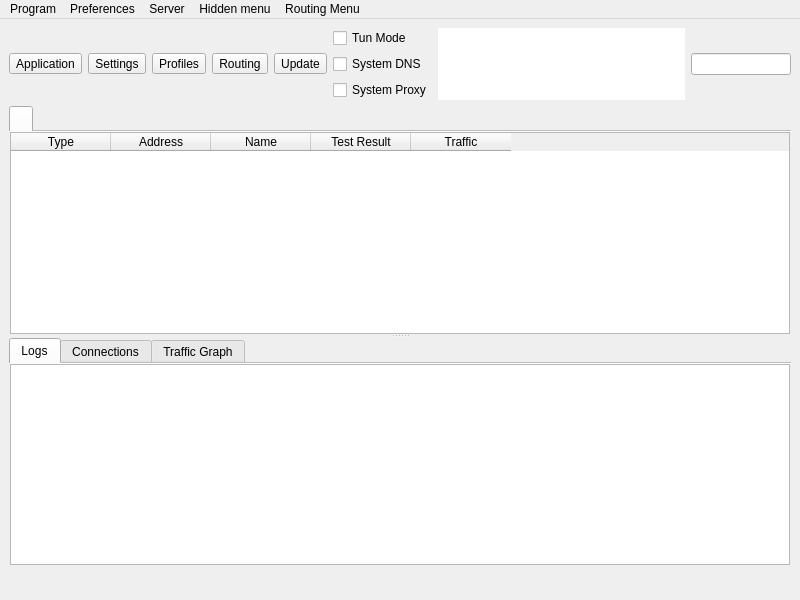
Old version of the form include/ui/mainwindow.ui in the repository forestsnet/Throne.
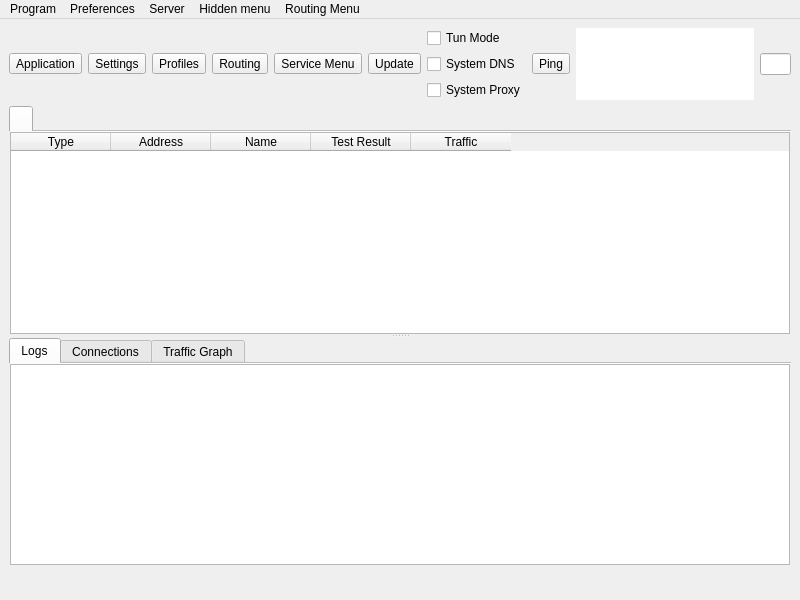
New version of the form. Icons and pictures are not drawn. Custom widgets are drawn as their Qt base class.

Commit message: feat: Add ping button to Main Menu

What changed in the file:
```diff
--- a/include/ui/mainwindow.ui
+++ b/include/ui/mainwindow.ui
@@ -111,6 +111,28 @@
         </property>
        </widget>
       </item>
+                        <item>
+                            <widget class="QToolButton" name="toolButton_hidden">
+                                <property name="text">
+                                    <string>Service Menu</string>
+                                </property>
+                                <property name="icon">
+                                    <iconset theme="hidden-menu"/>
+                                </property>
+                                <property name="iconSize">
+                                    <size>
+                                        <width>24</width>
+                                        <height>24</height>
+                                    </size>
+                                </property>
+                                <property name="popupMode">
+                                    <enum>QToolButton::ToolButtonPopupMode::InstantPopup</enum>
+                                </property>
+                                <property name="toolButtonStyle">
+                                    <enum>Qt::ToolButtonStyle::ToolButtonTextUnderIcon</enum>
+                                </property>
+                            </widget>
+                        </item>
       <item>
        <widget class="QToolButton" name="toolButton_update">
         <property name="text">
@@ -164,6 +186,28 @@
         </item>
        </layout>
       </item>
+                        <item>
+                            <widget class="QToolButton" name="toolButton_ping">
+                                <property name="text">
+                                    <string>Ping</string>
+                                </property>
+                                <property name="icon">
+                                    <iconset theme="network-ping"/>
+                                </property>
+                                <property name="iconSize">
+                                    <size>
+                                        <width>24</width>
+                                        <height>24</height>
+                                    </size>
+                                </property>
+                                <property name="popupMode">
+                                    <enum>QToolButton::ToolButtonPopupMode::InstantPopup</enum>
+                                </property>
+                                <property name="toolButtonStyle">
+                                    <enum>Qt::ToolButtonStyle::ToolButtonTextUnderIcon</enum>
+                                </property>
+                            </widget>
+                        </item>
       <item>
        <widget class="QTextBrowser" name="data_view">
         <property name="enabled">
```
Left out of the diff: 28 changed lines with no effect on the pictures. Lines whose indentation alone changed are shown as unchanged. The commit also changes 7 other files.
